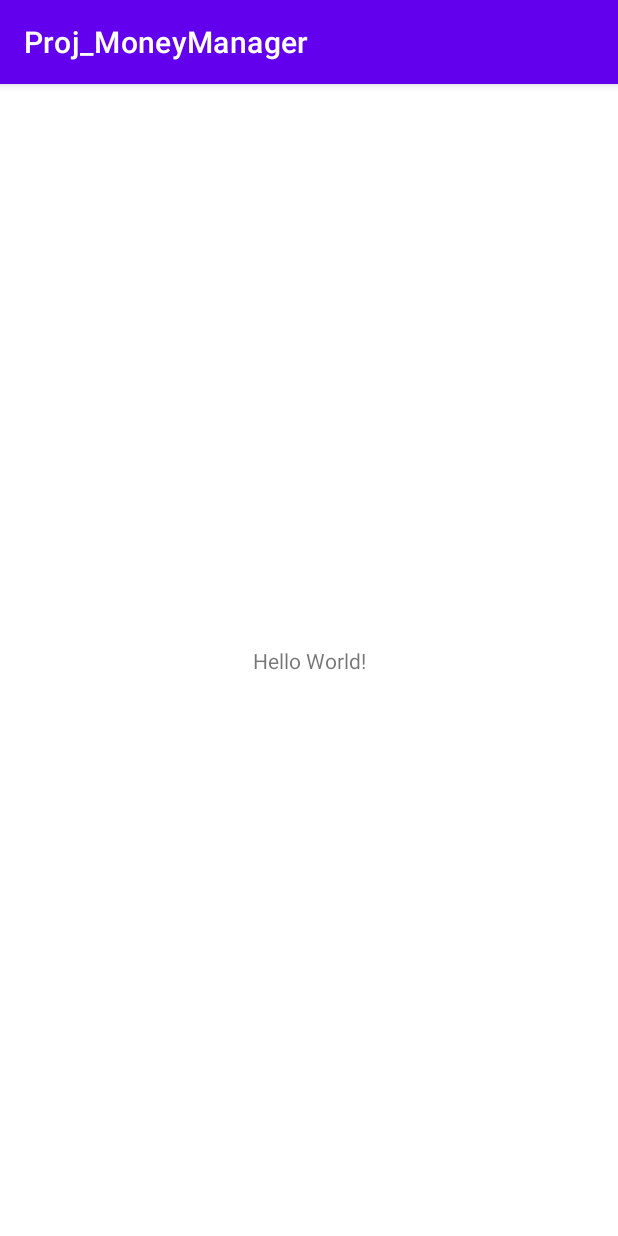
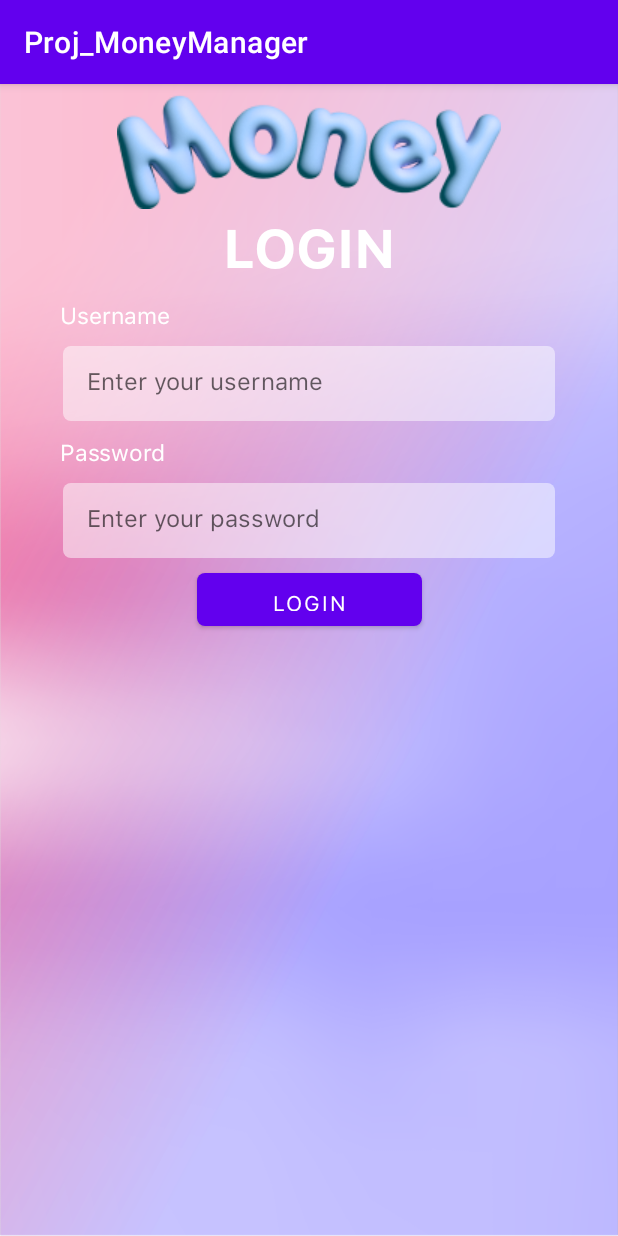
Before and after one commit to hoaiphuongdg26/money-manager-app, an Android app: the screen it shows after launch (MainActivity), on a phone screen of 412 x 824 dp. Run offline under Robolectric (Android 15) with nearby library versions, the light colour scheme and no system bars.

Commit message:
update file name of font

```diff
--- a/app/build.gradle
+++ b/app/build.gradle
@@ -3,7 +3,7 @@ plugins {
 }
 
 android {
-    compileSdk 32
+    compileSdk 34
 
     defaultConfig {
         applicationId "com.example.proj_moneymanager"
--- a/app/src/main/java/com/example/proj_moneymanager/MainActivity.java
+++ b/app/src/main/java/com/example/proj_moneymanager/MainActivity.java
@@ -9,6 +9,6 @@ public class MainActivity extends AppCompatActivity {
     @Override
     protected void onCreate(Bundle savedInstanceState) {
         super.onCreate(savedInstanceState);
-        setContentView(R.layout.activity_main);
+        setContentView(R.layout.login);
     }
 }
--- a/app/src/main/res/layout/login.xml
+++ b/app/src/main/res/layout/login.xml
@@ -37,7 +37,7 @@
         android:id="@+id/textview_username"
         android:text="Username"
         android:layout_marginTop="10dp"
-        android:fontFamily="@font/SF_Pro_Text_Regular"
+        android:fontFamily="@font/sf_pro_text_regular"
         android:textSize="15sp"
         android:layout_width="wrap_content"
         android:layout_height="wrap_content"
@@ -58,7 +58,7 @@
         android:textColor="#5c5f72"
         android:ems="10"
         android:hint="Enter your username"
-        android:fontFamily="@font/SF_Pro_Text_Regular"
+        android:fontFamily="@font/sf_pro_text_regular"
         app:layout_constraintTop_toBottomOf="@+id/textview_username"
         app:layout_constraintStart_toStartOf="parent"
         app:layout_constraintEnd_toEndOf="parent"
@@ -68,7 +68,7 @@
         android:id="@+id/textview_password"
         android:text="Password"
         android:layout_marginTop="10dp"
-        android:fontFamily="@font/SF_Pro_Text_Regular"
+        android:fontFamily="@font/sf_pro_text_regular"
         android:textSize="15sp"
         android:layout_width="wrap_content"
         android:layout_height="wrap_content"
@@ -90,7 +90,7 @@
         android:ems="10"
         android:hint="Enter your password"
         android:inputType="textPassword"
-        android:fontFamily="@font/SF_Pro_Text_Regular"
+        android:fontFamily="@font/sf_pro_text_regular"
         app:layout_constraintTop_toBottomOf="@+id/textview_password"
         app:layout_constraintStart_toStartOf="parent"
         app:layout_constraintEnd_toEndOf="parent"
@@ -101,7 +101,7 @@
         android:layout_width="150dp"
         android:layout_height="35dp"
         android:text="@string/login"
-        android:fontFamily="@font/SF_Pro_Text_Regular"
+        android:fontFamily="@font/sf_pro_text_regular"
         android:layout_marginTop="10dp"
         app:layout_constraintTop_toBottomOf="@+id/edittext_password"
         app:layout_constraintStart_toStartOf="parent"
```
Also changed, not shown: app/src/main/res/font/sf_pro_text_light.otf (renamed from app/src/main/res/font/SF_Pro_Text_Light.otf), app/src/main/res/font/sf_pro_text_medium.otf (renamed from app/src/main/res/font/SF_Pro_Text_Medium.otf), app/src/main/res/font/sf_pro_text_regular.otf (renamed from app/src/main/res/font/SF_Pro_Text_Regular.otf), app/src/main/res/font/sf_pro_text_semibolditalic.otf (renamed from app/src/main/res/font/SF_Pro_Text_SemiboldItalic.otf).
